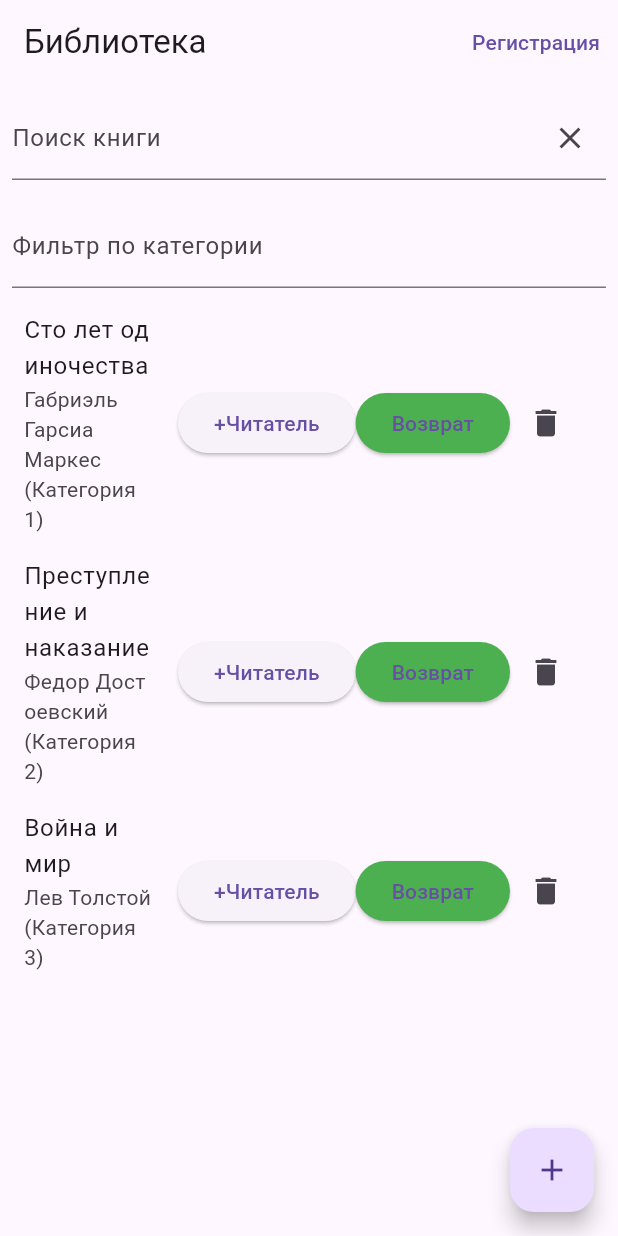
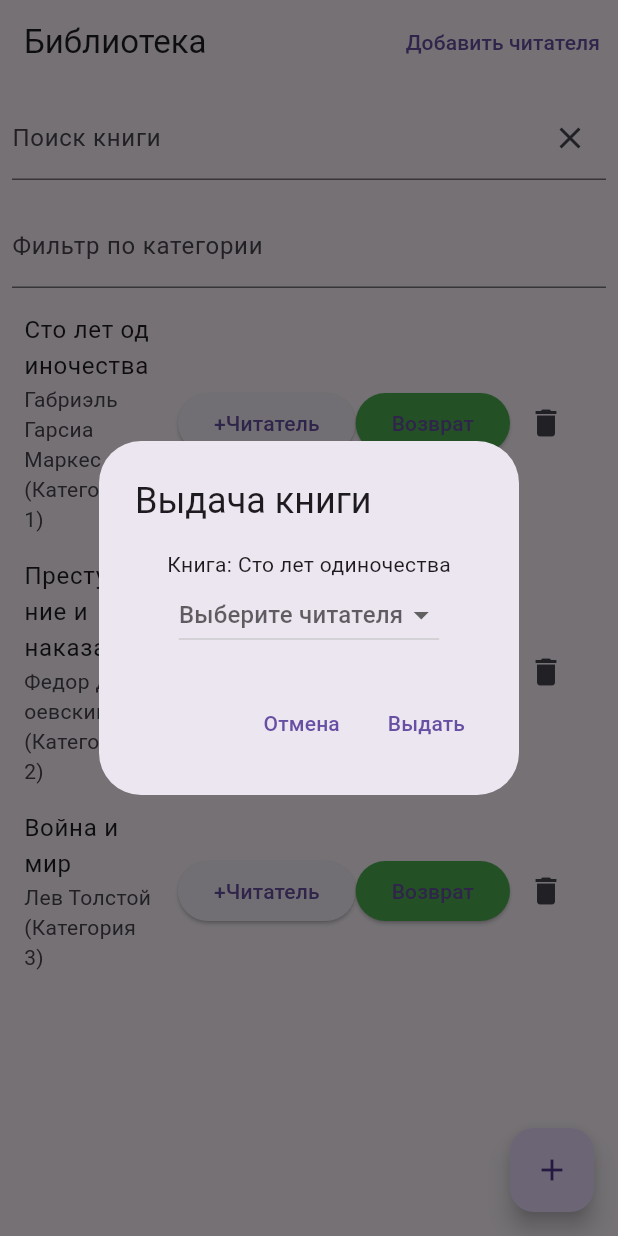
Before and after one commit to bakdaulet0222/FlutterTask3, a Flutter app: the screen it shows after launch, after a tap on "+Читатель", on a phone screen of 412 x 824 dp. Run offline on Flutter 3.47's test engine with Material 3 defaults, Android fonts, the phone set to English and light mode, and no system bars.

Commit message:
fixed dropdown

```diff
--- a/lib/main.dart
+++ b/lib/main.dart
@@ -40,7 +40,11 @@ class MyHomePage extends StatefulWidget {
 class _MyHomePageState extends State<MyHomePage> {
   final Map<int, Book> library = {};
   List<Book> filteredLibrary = [];
-  final List<Reader> readers = [];
+  final List<Reader> readers = [
+    Reader(1, "Иван ", "Петров"),
+    Reader(2, "Анна ", "Сидорова"),
+    Reader(3, "Михаил ", "Иванов"),
+  ];
   late final Reader? selectedReader;
   final TextEditingController searchController = TextEditingController();
   final TextEditingController addTitleController = TextEditingController();
@@ -72,7 +76,7 @@ class _MyHomePageState extends State<MyHomePage> {
             onPressed: () {
               showRegistrationDialog();
             },
-            child: Text('Регистрация'),
+            child: Text('Добавить читателя'),
           ),
         ],
       ),
@@ -122,7 +126,7 @@ class _MyHomePageState extends State<MyHomePage> {
                     children: [
                         ElevatedButton(
                           onPressed: () {
-                              showBorrowDialog(book, selectedReader!);
+                              showBorrowDialog(book);
                           },
                           child: Text('+Читатель'),
                         ),
@@ -296,7 +300,8 @@ class _MyHomePageState extends State<MyHomePage> {
     });
   }
 
-  void showBorrowDialog(Book book, Reader selectedReader) {
+  void showBorrowDialog(Book book) {
+     Reader? selected = Reader(0, "", "");
     showDialog(
       context: context,
       builder: (BuildContext context) {
@@ -307,12 +312,13 @@ class _MyHomePageState extends State<MyHomePage> {
             children: [
               Text('Книга: ${book.title}'),
               DropdownButton<Reader>(
-                value: selectedReader,
                 onChanged: (Reader? reader) {
                   setState(() {
-                    selectedReader = reader!;
+                    selected = reader;
+                    selectedReader = reader;
                   });
                 },
+                value: selected, // Устанавливаем текущее значение
                 items: readers.map<DropdownMenuItem<Reader>>((Reader reader) {
                   return DropdownMenuItem<Reader>(
                     value: reader,
```
